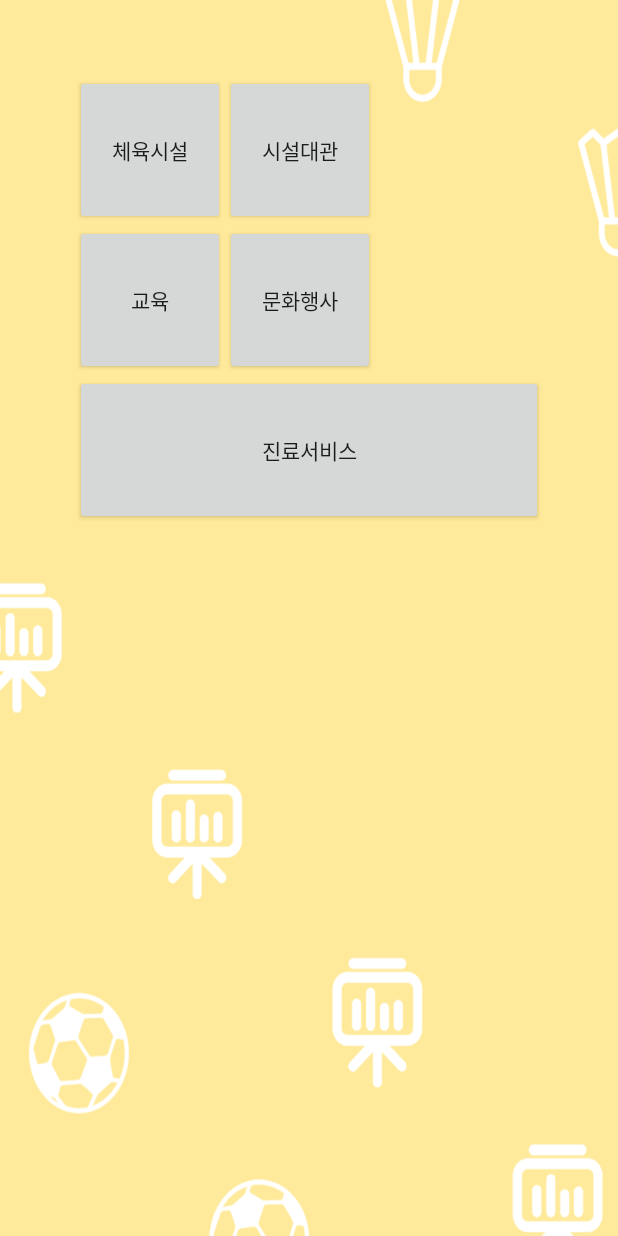
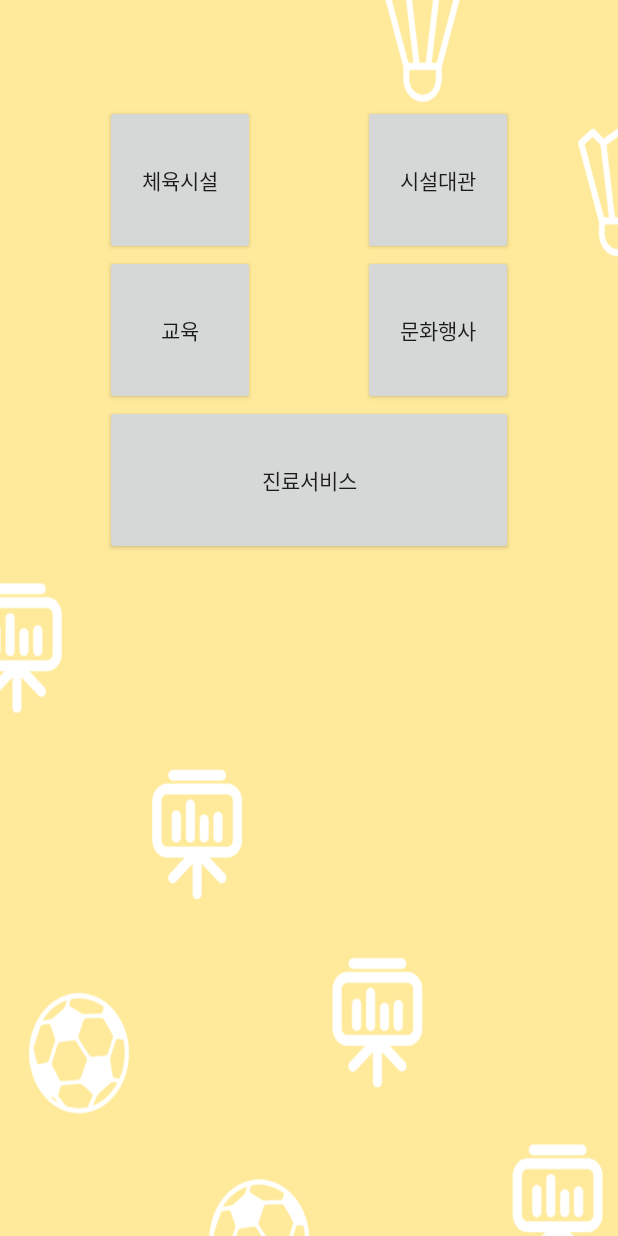
Before and after one commit to seco/Seoul-App-Challenge, an Android app: the screen it shows after launch (MainActivity), on a phone screen of 412 x 824 dp. Run offline under Robolectric (Android 15) with nearby library versions, the phone set to English and light mode, and no system bars.

Commit message:
이미지 뷰 삭제 서비스마다 이미지를 제공하지 않는 서비스가 있

```diff
--- a/app/src/main/java/com/sejongsoftware/seoulappproject/ListActivity.java
+++ b/app/src/main/java/com/sejongsoftware/seoulappproject/ListActivity.java
@@ -74,7 +74,6 @@ public class ListActivity extends Activity {
                             order.get("MINCLASSNM").toString(),
                             order.get("AREANM").toString(),
                             order.get("SVCSTATNM").toString(),
-                            order.get("IMGURL").toString(),
                             order.get("PAYATNM").toString(),
                             order.get("PLACENM").toString(),
                             order.get("USETGTINFO").toString()
--- a/app/src/main/res/layout/activity_main.xml
+++ b/app/src/main/res/layout/activity_main.xml
@@ -11,7 +11,7 @@
         android:layout_width="match_parent"
         android:layout_height="match_parent"
         android:orientation="vertical"
-        android:padding="50dp"
+        android:padding="70dp"
         android:paddingTop="150dp">
 
         <LinearLayout
@@ -23,12 +23,16 @@
                 android:text="체육시설"
                 android:layout_width="100dp"
                 android:layout_height="100dp" />
-
+            <LinearLayout
+                android:gravity="right"
+                android:layout_width="match_parent"
+                android:layout_height="wrap_content">
                 <Button
                     android:id="@+id/btnInstitution"
                     android:text="시설대관"
                     android:layout_width="100dp"
                     android:layout_height="100dp"/>
+            </LinearLayout>
         </LinearLayout>
         <LinearLayout
             android:layout_width="match_parent"
@@ -39,12 +43,16 @@
                 android:text="교육"
                 android:layout_width="100dp"
                 android:layout_height="100dp" />
-
+            <LinearLayout
+                android:gravity="right"
+                android:layout_width="match_parent"
+                android:layout_height="wrap_content">
                 <Button
                     android:id="@+id/btnCulture"
                     android:text="문화행사"
                     android:layout_width="100dp"
                     android:layout_height="100dp"/>
+            </LinearLayout>
         </LinearLayout>
         <Button
             android:id="@+id/btnMedical"
--- a/app/src/main/res/layout/services_list_item.xml
+++ b/app/src/main/res/layout/services_list_item.xml
@@ -11,10 +11,6 @@
         android:layout_height="wrap_content"
         android:orientation="horizontal"
         android:padding="5dp">
-        <ImageView
-            android:id="@+id/item_img"
-            android:layout_width="100dp"
-            android:layout_height="100dp" />
         <LinearLayout
             android:layout_width="match_parent"
             android:layout_height="wrap_content"
```
Also changed, not shown: app/src/main/java/com/sejongsoftware/seoulappproject/Item.java (+1 -11 lines), app/src/main/java/com/sejongsoftware/seoulappproject/ServicesListAdapter.java (+0 -28 lines). Lines whose indentation alone changed are shown as unchanged.
